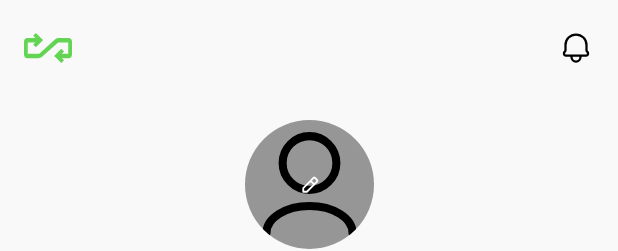
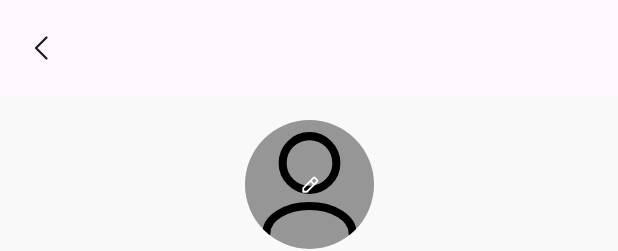
Before and after one commit to swap-it-all/swap-it-an, an Android app built with Jetpack Compose: the @Preview function ProfileEditScreenPreview, on a phone screen of 412 x 824 dp. Shown: the top 251 px of the screen. Run offline under Robolectric (Android 15) with nearby library versions, the phone set to English and light mode, and no system bars; Roboto replaces fonts that are not available here.

Commit message:
feat: 프로필 수정 앱바 구현

```diff
--- /dev/null
+++ b/app/src/main/java/com/example/swapit/ui/user/profile/ProfileEditAppBar.kt
@@ -0,0 +1,27 @@
+package com.example.swapit.ui.user.profile
+
+import androidx.compose.material3.ExperimentalMaterial3Api
+import androidx.compose.material3.Icon
+import androidx.compose.material3.IconButton
+import androidx.compose.material3.TopAppBar
+import androidx.compose.runtime.Composable
+import androidx.compose.ui.res.painterResource
+import androidx.navigation.NavHostController
+import com.example.swapit.R
+
+@OptIn(ExperimentalMaterial3Api::class)
+@Composable
+fun ProfileEditAppBar(navController: NavHostController) {
+    TopAppBar(
+        title = { },
+        navigationIcon = {
+            IconButton(onClick = { navController.popBackStack() }) {
+                Icon(
+                    painter = painterResource(id = R.drawable.ic_chevron_left),
+                    contentDescription = "뒤로 가기"
+                )
+            }
+        },
+        actions = { },
+    )
+}
--- a/app/src/main/java/com/example/swapit/ui/user/profile/ProfileEditScreen.kt
+++ b/app/src/main/java/com/example/swapit/ui/user/profile/ProfileEditScreen.kt
@@ -12,7 +12,6 @@ import androidx.compose.ui.Modifier
 import androidx.compose.ui.platform.LocalContext
 import androidx.compose.ui.tooling.preview.Preview
 import androidx.navigation.NavHostController
-import com.example.swapit.ui.component.AppBar
 import com.example.swapit.ui.component.DefaultButton
 import com.example.swapit.ui.theme.BackgroundColor
 import com.example.swapit.ui.theme.Paddings
@@ -21,7 +20,7 @@ import com.example.swapit.ui.theme.Paddings
 fun ProfileEditScreen(navController: NavHostController) {
     Scaffold(
         topBar = {
-            AppBar(navController = navController)
+            ProfileEditAppBar(navController)
         },
     ) { contentPadding ->
         Surface(
```
